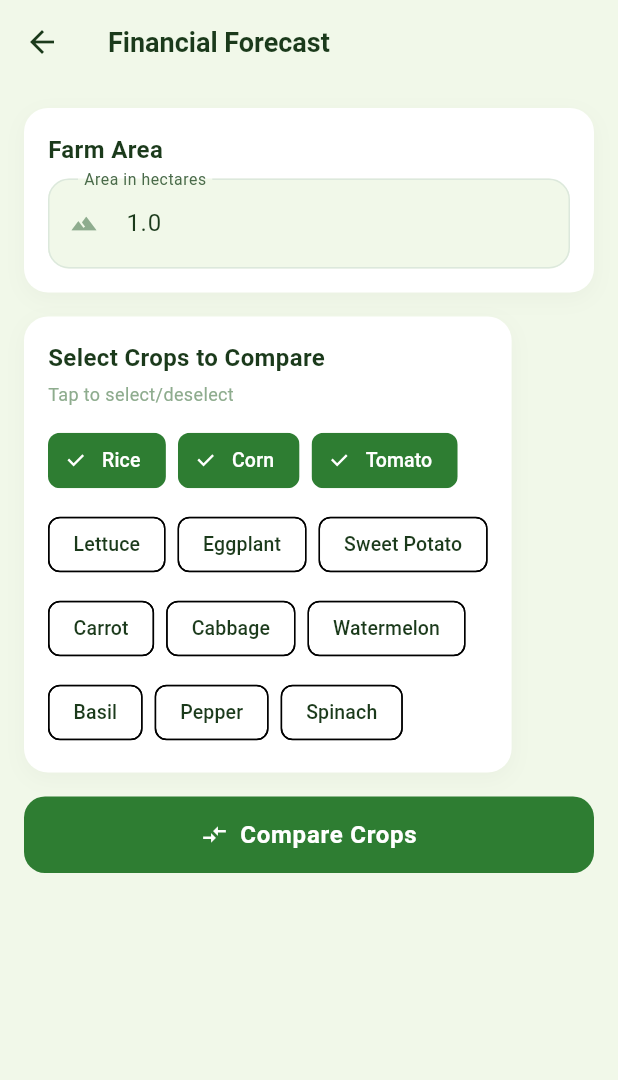
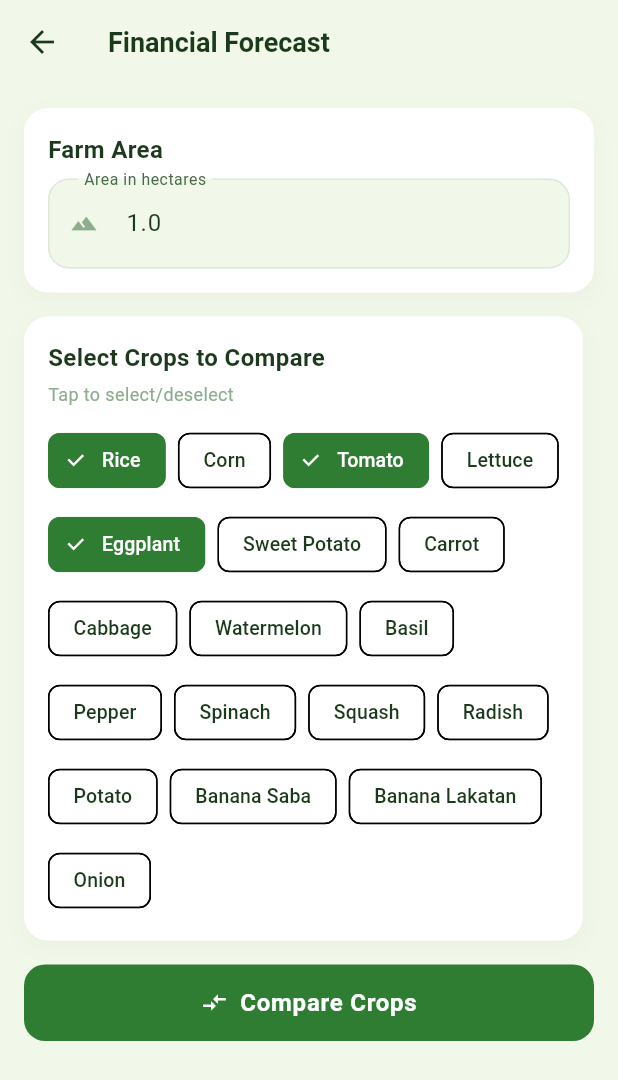
Before and after one commit to kptacsagon/kppractice, a Flutter app: the FinancialForecastScreen screen opened directly, on a phone screen of 412 x 824 dp. Shown: the top 1080 px of the screen. Run offline on Flutter 3.47's test engine with Material 3 defaults, Android fonts, the phone set to English and light mode, and no system bars; our stand-ins replace fl_chart, image_picker, supabase_flutter; accounts and stored records are empty.

```diff
--- a/smart_sack_farming/lib/screens/features/financial_forecast_screen.dart
+++ b/smart_sack_farming/lib/screens/features/financial_forecast_screen.dart
@@ -24,8 +24,10 @@ class _FinancialForecastScreenState extends State<FinancialForecastScreen> {
   final _cropOptions = [
     'Rice', 'Corn', 'Tomato', 'Lettuce', 'Eggplant', 'Sweet Potato',
     'Carrot', 'Cabbage', 'Watermelon', 'Basil', 'Pepper', 'Spinach',
+    // PSA OpenSTAT crops - Iloilo Region
+    'Squash', 'Radish', 'Potato', 'Banana Saba', 'Banana Lakatan', 'Onion',
   ];
-  final _selectedCrops = <String>{'Rice', 'Corn', 'Tomato'};
+  final _selectedCrops = <String>{'Rice', 'Eggplant', 'Tomato'};
 
   @override
   void dispose() {
--- a/smart_sack_farming/lib/screens/features/progressive_profit_loss_screen.dart
+++ b/smart_sack_farming/lib/screens/features/progressive_profit_loss_screen.dart
@@ -44,9 +44,18 @@ class _ProgressiveProfitLossCalculatorScreenState
     'Coconut (Niyog)',
     'Sugarcane (Tubo)',
     'Banana (Saging)',
+    'Banana Saba',
+    'Banana Lakatan',
     'Vegetables (Gulay)',
+    'Eggplant (Talong)',
+    'Tomato (Kamatis)',
+    'Squash (Kalabasa)',
     'Root Crops (Kamote/Gabi)',
+    'Sweet Potato (Kamote)',
+    'Radish (Labanos)',
+    'Potato (Patatas)',
     'Mango',
+    'Onion (Sibuyas)',
     'Other',
   ];
 
--- a/smart_sack_farming/lib/services/financial_forecast_service.dart
+++ b/smart_sack_farming/lib/services/financial_forecast_service.dart
@@ -12,6 +12,7 @@ class FinancialForecastService {
   // ================================================================
   // COST STRUCTURE (₱ per hectare) — Philippine Agronomic Data
   // Sources: PhilRice, DA-BAS, PSA crop statistics
+  // Updated March 2026 with PSA OpenSTAT Iloilo data
   // ================================================================
   static const Map<String, Map<String, double>> _costBreakdown = {
     // Rice (Palay): PhilRice avg irrigated ₱45K-55K/ha
@@ -59,6 +60,24 @@ class FinancialForecastService {
       'Water/Irrigation': 4000,
       'Equipment Rental': 4000,
     },
+    // Banana Saba: PSA Iloilo ₱36-39/kg, stable market
+    'Banana Saba': {
+      'Seedlings/Suckers': 8000,
+      'Fertilizer': 10000,
+      'Pesticides': 4000,
+      'Labor': 14000,
+      'Water/Irrigation': 4000,
+      'Equipment Rental': 3000,
+    },
+    // Banana Lakatan: PSA Iloilo ₱80-87/kg, premium price
+    'Banana Lakatan': {
+      'Seedlings/Suckers': 12000,
+      'Fertilizer': 14000,
+      'Pesticides': 6000,
+      'Labor': 16000,
+      'Water/Irrigation': 5000,
+      'Equipment Rental': 4000,
+    },
     // Vegetables (mixed): ₱50K-80K/ha
     'Vegetables': {
       'Seeds': 8000,
@@ -77,6 +96,15 @@ class FinancialForecastService {
       'Water/Irrigation': 3000,
       'Equipment Rental': 3000,
     },
+    // Sweet Potato: PSA Iloilo ₱52-73/kg
+    'Sweet Potato': {
+      'Planting Material': 4000,
+      'Fertilizer': 6000,
+      'Pesticides': 3000,
+      'Labor': 12000,
+      'Water/Irrigation': 3000,
+      'Equipment Rental': 3000,
+    },
     // Mango: Established orchard ₱25K-40K/ha/season
     'Mango': {
       'Flower Inducer': 6000,
@@ -86,7 +114,7 @@ class FinancialForecastService {
       'Water/Irrigation': 3000,
       'Equipment Rental': 3000,
     },
-    // Eggplant (Talong): ₱50K-65K/ha
+    // Eggplant (Talong): ₱50K-65K/ha, PSA Iloilo ₱86-140/kg
     'Eggplant': {
       'Seeds': 5000,
       'Fertilizer': 14000,
@@ -95,7 +123,7 @@ class FinancialForecastService {
       'Water/Irrigation': 5000,
       'Equipment Rental': 6000,
     },
-    // Tomato (Kamatis): ₱55K-75K/ha
+    // Tomato (Kamatis): ₱55K-75K/ha, PSA Iloilo ₱84-113/kg
     'Tomato': {
       'Seeds': 8000,
       'Fertilizer': 16000,
@@ -113,21 +141,125 @@ class FinancialForecastService {
       'Water/Irrigation': 8000,
       'Equipment Rental': 6000,
     },
+    // Squash (Kalabasa): PSA Iloilo ₱29-51/kg
+    'Squash': {
+      'Seeds': 3000,
+      'Fertilizer': 8000,
+      'Pesticides': 4000,
+      'Labor': 10000,
+      'Water/Irrigation': 3000,
+      'Equipment Rental': 3000,
+    },
+    // Radish (Labanos): PSA Iloilo ₱61-113/kg, volatile
+    'Radish': {
+      'Seeds': 4000,
+      'Fertilizer': 8000,
+      'Pesticides': 4000,
+      'Labor': 12000,
+      'Water/Irrigation': 4000,
+      'Equipment Rental': 3000,
+    },
+    // Potato (Patatas): PSA Iloilo ₱103-133/kg, high value
+    'Potato': {
+      'Seeds/Tubers': 40000,  // Seed potatoes are expensive
+      'Fertilizer': 18000,
+      'Pesticides': 10000,
+      'Labor': 20000,
+      'Water/Irrigation': 8000,
+      'Equipment Rental': 6000,
+    },
+    // Carrot: PSA estimate ₱80/kg
+    'Carrot': {
+      'Seeds': 8000,
+      'Fertilizer': 12000,
+      'Pesticides': 6000,
+      'Labor': 15000,
+      'Water/Irrigation': 5000,
+      'Equipment Rental': 4000,
+    },
+    // Cabbage (Repolyo): PSA estimate ₱65/kg
+    'Cabbage': {
+      'Seeds': 6000,
+      'Fertilizer': 14000,
+      'Pesticides': 8000,
+      'Labor': 16000,
+      'Water/Irrigation': 5000,
+      'Equipment Rental': 4000,
+    },
+    // Lettuce: Higher input cost
+    'Lettuce': {
+      'Seeds': 10000,
+      'Fertilizer': 12000,
+      'Pesticides': 6000,
+      'Labor': 18000,
+      'Water/Irrigation': 6000,
+      'Equipment Rental': 4000,
+    },
+    // Watermelon (Pakwan)
+    'Watermelon': {
+      'Seeds': 5000,
+      'Fertilizer': 10000,
+      'Pesticides': 5000,
+      'Labor': 14000,
+      'Water/Irrigation': 5000,
+      'Equipment Rental': 4000,
+    },
+    // Pepper (Sili)
+    'Pepper': {
+      'Seeds': 6000,
+      'Fertilizer': 12000,
+      'Pesticides': 7000,
+      'Labor': 16000,
+      'Water/Irrigation': 5000,
+      'Equipment Rental': 4000,
+    },
+    // Basil (Balanoy)
+    'Basil': {
+      'Seeds': 3000,
+      'Fertilizer': 6000,
+      'Pesticides': 3000,
+      'Labor': 10000,
+      'Water/Irrigation': 3000,
+      'Equipment Rental': 2000,
+    },
+    // Spinach (Alugbati)
+    'Spinach': {
+      'Seeds': 4000,
+      'Fertilizer': 8000,
+      'Pesticides': 4000,
+      'Labor': 12000,
+      'Water/Irrigation': 4000,
+      'Equipment Rental': 3000,
+    },
   };
 
   // Average yield per hectare (kg) — Philippine DA/BAS statistics
+  // Updated March 2026 with PSA OpenSTAT data
   static const Map<String, double> _avgYieldPerHa = {
-    'Rice': 4200,        // National avg irrigated: 4.0-4.5 MT/ha
-    'Corn': 4800,        // Yellow corn avg: 4.5-5.5 MT/ha
-    'Coconut': 5000,     // ~5 MT copra/ha/yr (mature plantation)
-    'Sugarcane': 65000,  // 55-75 MT cane/ha
-    'Banana': 22000,     // 18-30 MT/ha/yr (Cavendish)
-    'Vegetables': 15000, // Varies widely; mixed estimate
-    'Root Crops': 12000, // Sweet potato 10-15 MT/ha
-    'Mango': 8000,       // 6-10 MT/ha (bearing trees)
-    'Eggplant': 25000,   // 20-30 MT/ha
-    'Tomato': 20000,     // 15-25 MT/ha
-    'Onion': 15000,      // 12-18 MT/ha
+    'Rice': 4200,          // National avg irrigated: 4.0-4.5 MT/ha
+    'Corn': 4800,          // Yellow corn avg: 4.5-5.5 MT/ha
+    'Coconut': 5000,       // ~5 MT copra/ha/yr (mature plantation)
+    'Sugarcane': 65000,    // 55-75 MT cane/ha
+    'Banana': 22000,       // 18-30 MT/ha/yr (Cavendish)
+    'Banana Saba': 20000,  // Cooking banana, slightly lower yield
+    'Banana Lakatan': 18000, // Premium banana, lower yield
+    'Vegetables': 15000,   // Varies widely; mixed estimate
+    'Root Crops': 12000,   // Sweet potato 10-15 MT/ha
+    'Sweet Potato': 12000, // PSA data: 10-15 MT/ha
+    'Mango': 8000,         // 6-10 MT/ha (bearing trees)
+    'Eggplant': 25000,     // 20-30 MT/ha
+    'Tomato': 20000,       // 15-25 MT/ha
+    'Onion': 15000,        // 12-18 MT/ha
+    'Squash': 18000,       // 15-20 MT/ha, hardy crop
+    'Radish': 15000,       // Fast crop, 12-18 MT/ha
+    'Potato': 15000,       // Higher altitude, 12-18 MT/ha
+    'Carrot': 20000,       // 15-25 MT/ha
+    'Cabbage': 35000,      // High yield 30-40 MT/ha
+    'Lettuce': 20000,      // 15-25 MT/ha
+    'Watermelon': 30000,   // 25-35 MT/ha
+    'Pepper': 15000,       // 10-20 MT/ha
+    'Basil': 5000,         // Herb, lower yield
+    'Spinach': 12000,      // 10-15 MT/ha
   };
 
   /// Generate a full financial forecast for a crop.
--- a/smart_sack_farming/lib/services/recommendation_engine.dart
+++ b/smart_sack_farming/lib/services/recommendation_engine.dart
@@ -32,35 +32,44 @@ class RecommendationEngine {
 
   // ================================================================
   // COST ESTIMATES PER HECTARE (₱)
+  // Updated March 2026 with PSA OpenSTAT Iloilo data
   // ================================================================
   static const Map<String, double> _costPerHectare = {
     'Rice': 45000,
     'Corn': 30000,
-    'Tomato': 60000,
-    'Lettuce': 50000,
-    'Eggplant': 55000,
-    'Sweet Potato': 35000,
-    'Carrot': 45000,
-    'Cabbage': 40000,
-    'Watermelon': 50000,
-    'Basil': 30000,
-    'Pepper': 52000,
+    'Tomato': 64000,        // PSA Iloilo ₱84-113/kg
+    'Lettuce': 56000,
+    'Eggplant': 55000,      // PSA Iloilo ₱86-141/kg
+    'Sweet Potato': 31000,  // PSA Iloilo ₱52-73/kg
+    'Carrot': 50000,
+    'Cabbage': 53000,
+    'Watermelon': 43000,
+    'Basil': 27000,
+    'Pepper': 50000,
     'Spinach': 35000,
     'Wheat': 28000,
     'Maize': 25000,
     'Cotton': 40000,
     'Sugarcane': 55000,
     'Pulses': 22000,
+    // PSA OpenSTAT crops - Iloilo Region
+    'Squash': 31000,        // PSA Iloilo ₱29-51/kg
+    'Radish': 35000,        // PSA Iloilo ₱61-113/kg, volatile
+    'Potato': 102000,       // PSA Iloilo ₱103-133/kg, high input
+    'Banana Saba': 43000,   // PSA Iloilo ₱36-39/kg, stable
+    'Banana Lakatan': 57000,// PSA Iloilo ₱80-87/kg, premium
+    'Onion': 84000,
   };
 
   // Average yield per hectare (kg)
+  // Updated March 2026 with PSA OpenSTAT data
   static const Map<String, double> _avgYieldPerHa = {
     'Rice': 4500,
     'Corn': 6000,
-    'Tomato': 25000,
+    'Tomato': 20000,        // PSA: 15-25 MT/ha
     'Lettuce': 20000,
-    'Eggplant': 30000,
-    'Sweet Potato': 15000,
+    'Eggplant': 25000,      // PSA: 20-30 MT/ha
+    'Sweet Potato': 12000,  // PSA: 10-15 MT/ha
     'Carrot': 20000,
     'Cabbage': 35000,
     'Watermelon': 30000,
@@ -72,6 +81,13 @@ class RecommendationEngine {
     'Cotton': 2000,
     'Sugarcane': 70000,
     'Pulses': 1200,
+    // PSA OpenSTAT crops - Iloilo Region
+    'Squash': 18000,        // Hardy crop, good yield
+    'Radish': 15000,        // Fast crop, 25-35 days
+    'Potato': 15000,        // Higher altitude preferred
+    'Banana Saba': 20000,   // Cooking banana
+    'Banana Lakatan': 18000,// Premium dessert banana
+    'Onion': 15000,
   };
 
   // ================================================================
```
Also changed, not shown: smart_sack_farming/lib/models/crop_data.dart (+81 -0 lines), 1 other file.
